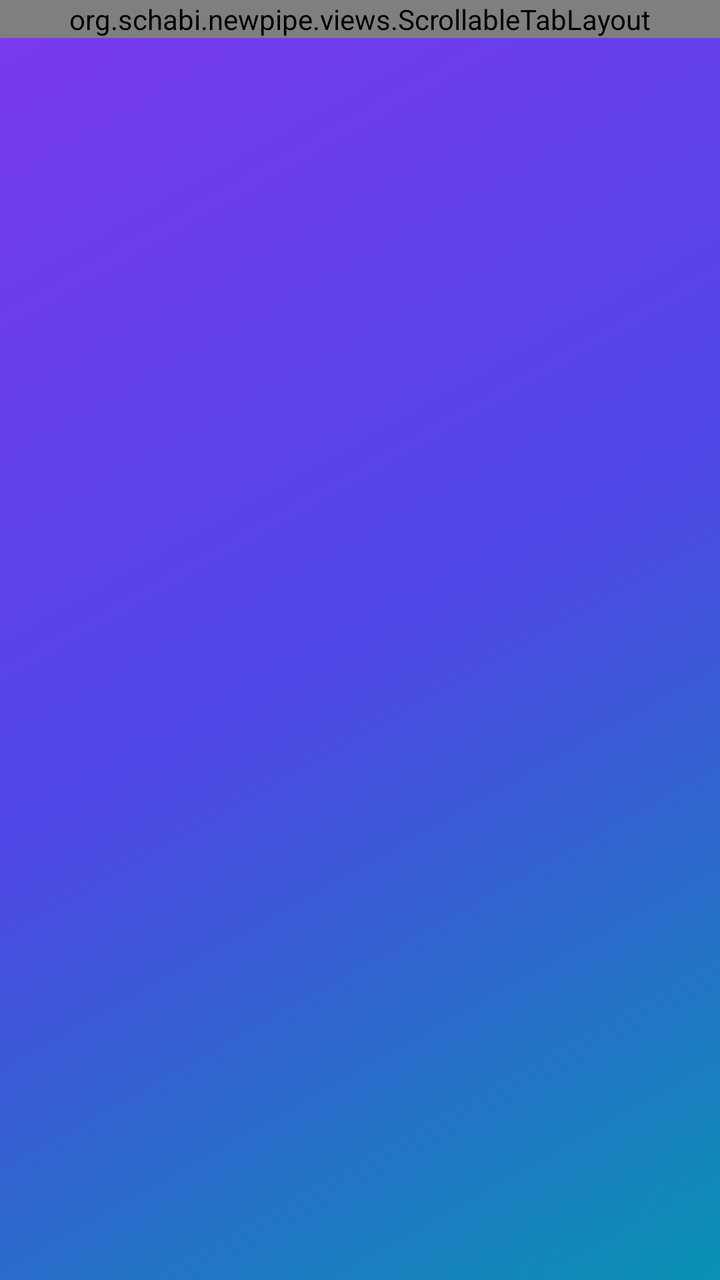
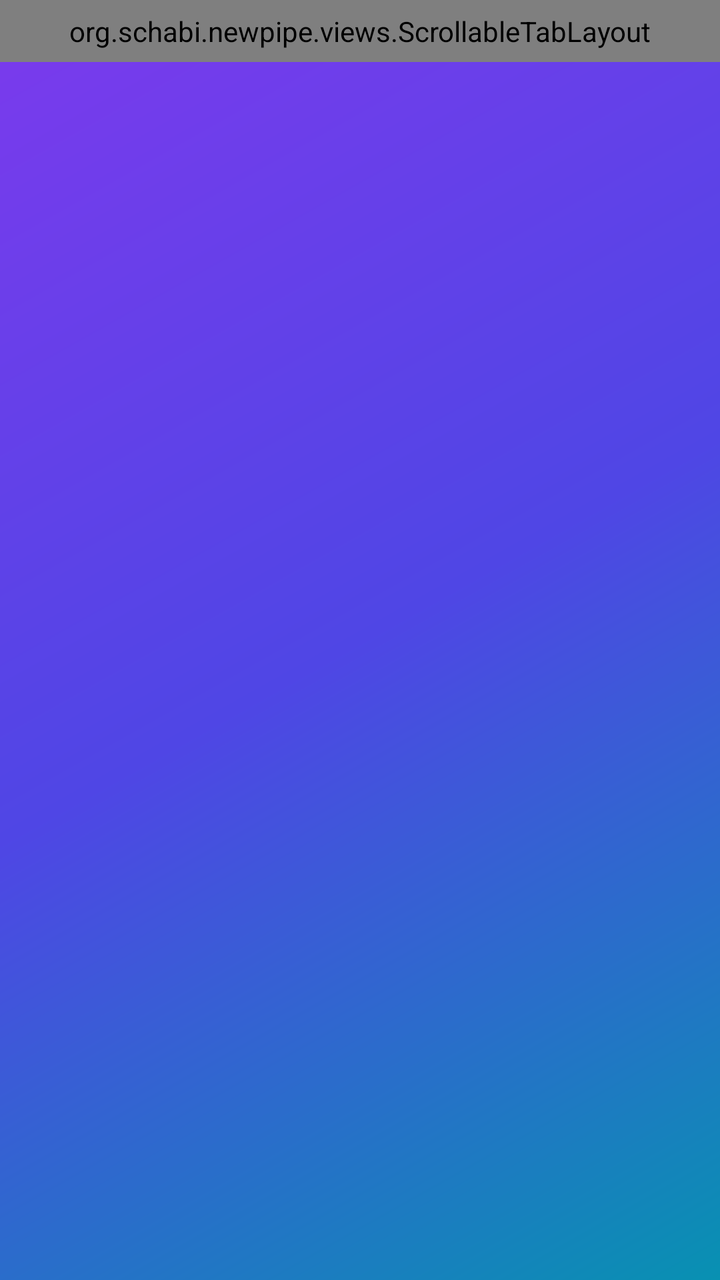

Screens rendered from an Android XML layout before and after an edit, with the pre-edit source and the edit as a unified diff.
<!-- AndroidManifest.xml: application theme OpeningTheme -->
<!-- res/layout/fragment_main.xml -->
<?xml version="1.0" encoding="utf-8"?>
<RelativeLayout xmlns:android="http://schemas.android.com/apk/res/android"
    xmlns:app="http://schemas.android.com/apk/res-auto"
    android:layout_width="match_parent"
    android:layout_height="match_parent">


    <org.schabi.newpipe.views.ScrollableTabLayout
        android:id="@+id/main_tab_layout"
        android:layout_width="match_parent"
        android:layout_height="wrap_content"
        android:layout_alignParentTop="true"
        android:background="?attr/colorPrimary"
        app:tabRippleColor="@color/white"
        app:tabIconTint="@color/white"
        app:tabIndicatorColor="@color/white"
        app:tabGravity="fill"
        app:tabMinWidth="60dp" />

    <androidx.viewpager.widget.ViewPager
        android:id="@+id/pager"
        android:layout_width="match_parent"
        android:layout_height="match_parent"
        android:layout_below="@id/main_tab_layout" />

</RelativeLayout>
<!-- resources referenced by this layout -->
<resources>
  <color name="white">#FFFFFF</color>
  <style name="OpeningTheme" parent="Base.OpeningTheme">
          <item name="android:windowBackground">@drawable/aurora_gradient</item>
      </style>
  <style name="Base.OpeningTheme" parent="Base.V21.OpeningTheme">
          <item name="android:navigationBarColor">@color/light_youtube_primary_color</item>
      </style>
  <!-- drawable aurora_gradient (drawable) -->
  <?xml version="1.0" encoding="utf-8"?>
  <shape xmlns:android="http://schemas.android.com/apk/res/android" android:shape="rectangle">
      <gradient android:angle="315" android:startColor="#7C3AED" android:centerColor="#4F46E5" android:endColor="#0891B2" />
  </shape>
  <style name="Base.V21.OpeningTheme" parent="Theme.AppCompat.DayNight.NoActionBar">
          <item name="colorPrimary">@android:color/transparent</item>
          <item name="colorPrimaryDark">@android:color/transparent</item>
          <item name="colorAccent">@android:color/transparent</item>
  
          <item name="android:windowBackground">@drawable/splash_background</item>
      </style>
  <color name="light_youtube_primary_color">#7C3AED</color>
  <!-- drawable splash_background (drawable) -->
  <?xml version="1.0" encoding="utf-8"?>
  <layer-list xmlns:android="http://schemas.android.com/apk/res/android">
  
      <item
          android:drawable="@color/light_youtube_primary_color"/>
  
      <item>
          <bitmap
              android:src="@drawable/ic_newpipe_triangle_white"
              android:gravity="center_vertical|center_horizontal" />
      </item>
  </layer-list>
  <!-- drawable ic_newpipe_triangle_white: png bitmap (drawable-hdpi, 326 bytes) -->
</resources>

<!-- the commit's change to res/layout/fragment_main.xml (unified diff, before → after) -->
@@ -10,10 +10,14 @@
         android:layout_width="match_parent"
         android:layout_height="wrap_content"
         android:layout_alignParentTop="true"
-        android:background="?attr/colorPrimary"
-        app:tabRippleColor="@color/white"
-        app:tabIconTint="@color/white"
-        app:tabIndicatorColor="@color/white"
+        android:background="@android:color/transparent"
+        android:paddingTop="6dp"
+        android:paddingBottom="6dp"
+        app:tabBackground="@drawable/glass_chip_selector"
+        app:tabRippleColor="@android:color/transparent"
+        app:tabIconTint="@color/glass_chip_text"
+        app:tabTextColor="@color/glass_chip_text"
+        app:tabIndicatorHeight="0dp"
         app:tabGravity="fill"
         app:tabMinWidth="60dp" />
 
<!-- resource entries referenced after the edit -->
@@ -1,9 +1,31 @@
 <!-- resources referenced by this layout -->
 <resources>
-  <color name="white">#FFFFFF</color>
+  <!-- drawable glass_chip_selector (drawable) -->
+  <?xml version="1.0" encoding="utf-8"?>
+  <selector xmlns:android="http://schemas.android.com/apk/res/android">
+      <item android:state_selected="true">
+          <inset android:insetLeft="4dp" android:insetRight="4dp" android:insetTop="3dp" android:insetBottom="3dp">
+              <shape android:shape="rectangle">
+                  <corners android:radius="14dp" />
+                  <solid android:color="#7C3AED" />
+              </shape>
+          </inset>
+      </item>
+      <item>
+          <inset android:insetLeft="4dp" android:insetRight="4dp" android:insetTop="3dp" android:insetBottom="3dp">
+              <shape android:shape="rectangle">
+                  <corners android:radius="14dp" />
+                  <solid android:color="@color/glass_card_solid" />
+                  <stroke android:width="1dp" android:color="@color/glass_nav_stroke" />
+              </shape>
+          </inset>
+      </item>
+  </selector>
   <style name="OpeningTheme" parent="Base.OpeningTheme">
           <item name="android:windowBackground">@drawable/aurora_gradient</item>
       </style>
+  <color name="glass_card_solid">#E8FFFFFF</color>
+  <color name="glass_nav_stroke">#26000000</color>
   <style name="Base.OpeningTheme" parent="Base.V21.OpeningTheme">
           <item name="android:navigationBarColor">@color/light_youtube_primary_color</item>
       </style>
